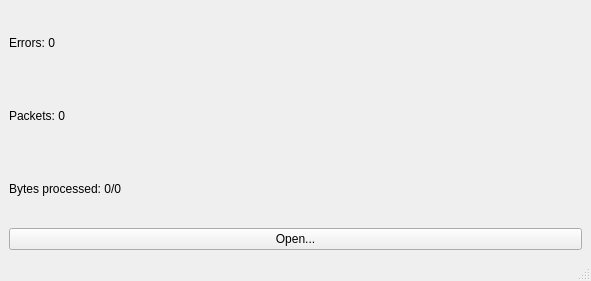
Old version of the form mainwindow.ui in the repository uavos/bbreader.
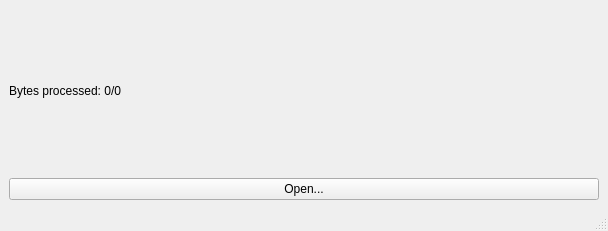
New version of the form.

Diff of the .ui file:
```diff
--- a/mainwindow.ui
+++ b/mainwindow.ui
@@ -6,29 +6,15 @@
    <rect>
     <x>0</x>
     <y>0</y>
-    <width>591</width>
-    <height>281</height>
+    <width>608</width>
+    <height>231</height>
    </rect>
   </property>
   <property name="windowTitle">
    <string>BlackBox Reader</string>
   </property>
   <widget class="QWidget" name="centralwidget">
-   <layout class="QVBoxLayout" name="verticalLayout" stretch="0,0,0,0">
-    <item>
-     <widget class="QLabel" name="labelErrorsCount">
-      <property name="text">
-       <string>Errors: 0</string>
-      </property>
-     </widget>
-    </item>
-    <item>
-     <widget class="QLabel" name="labelPacketsCount">
-      <property name="text">
-       <string>Packets: 0</string>
-      </property>
-     </widget>
-    </item>
+   <layout class="QVBoxLayout" name="verticalLayout" stretch="0,0">
     <item>
      <widget class="QLabel" name="labelBytes">
       <property name="text">
```
Left out of the diff: 2 changed lines with no effect on the pictures.
